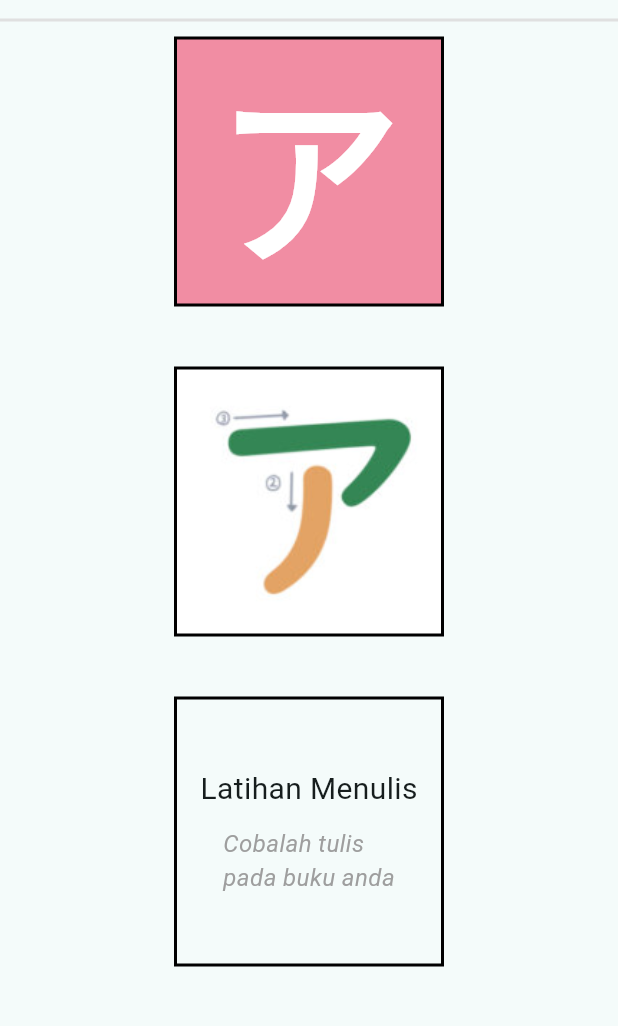
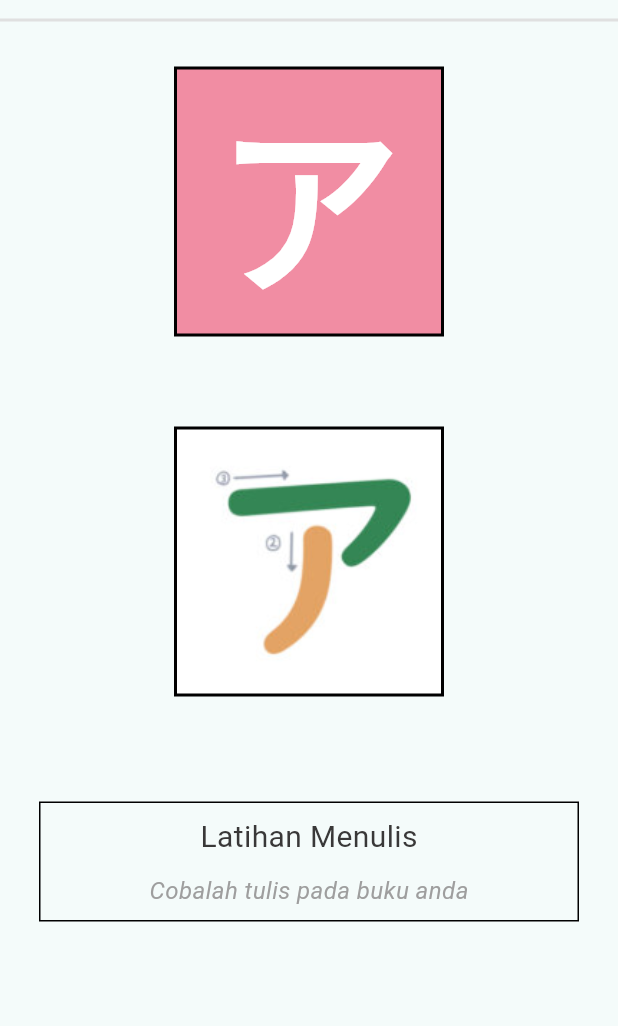
Before and after one commit to LawlietEL/nyuumon, a Flutter app: the DetailHurufKatakanaPage screen opened by its route, on a phone screen of 412 x 824 dp, the part 106-1132 px from its top. Run offline on Flutter 3.47's test engine with Material 3 defaults, Android fonts, the phone set to English and light mode, and no system bars; our stand-ins replace bloc, cloud_firestore, equatable, firebase_auth, firebase_core, flutter_bloc and 1 more; accounts and stored records are empty.

Commit message:
1. Ubah container detail huruf 2. Menambahkan container di bawah latihan menulis 3. hapus halaman edit profil dan sesuaikan router serta router_name

```diff
--- a/lib/pages/detail_huruf_katakana_page.dart
+++ b/lib/pages/detail_huruf_katakana_page.dart
@@ -51,7 +51,7 @@ class DetailHurufKatakanaPage extends StatelessWidget {
                       color: Colors.grey[300], // Warna abu-abu
                     ),
                     Padding(
-                      padding: const EdgeInsets.all(10),
+                      padding: const EdgeInsets.all(30),
                       child: Container(
                         width: 180,
                         height: 180,
@@ -99,14 +99,14 @@ class DetailHurufKatakanaPage extends StatelessWidget {
                         ),
                       ),
                     ),
-                    const SizedBox(height: 20),
+                    const SizedBox(height: 50),
                     Padding(
                       padding: const EdgeInsets.all(10),
                       child: Container(
-                        width: 180,
-                        height: 180,
+                        width: 360,
+                        height: 80,
                         decoration: BoxDecoration(
-                          border: Border.all(color: Colors.black, width: 2),
+                          border: Border.all(color: Colors.black, width: 1),
                         ),
                         child: Center(
                           child: Column(
@@ -114,12 +114,15 @@ class DetailHurufKatakanaPage extends StatelessWidget {
                             children: const [
                               Text(
                                 'Latihan Menulis',
-                                style: TextStyle(fontSize: 20),
+                                style: TextStyle(
+                                  fontSize: 20,
+                                  color: Color.fromARGB(255, 57, 56, 56),
+                                ),
                               ),
                               SizedBox(height: 10),
                               Center(
                                 child: Text(
-                                  'Cobalah tulis\npada buku anda',
+                                  'Cobalah tulis pada buku anda',
                                   style: TextStyle(
                                       fontSize: 16,
                                       color: Colors.grey,
--- a/lib/routes/route_name.dart
+++ b/lib/routes/route_name.dart
@@ -7,7 +7,6 @@ abstract class Routes {
   static const login = 'login';
   static const home = 'home';
   static const profil = 'profil';
-  static const edit_profile = 'edit_profile';
   static const change_password = 'change_password';
   static const belajar = 'belajar';
   static const tabel_hiragana = 'tabel_hiragana';
--- a/lib/routes/router.dart
+++ b/lib/routes/router.dart
@@ -6,7 +6,6 @@ import 'package:nyuumon/pages/change_password.dart';
 import 'package:nyuumon/pages/create_account_page.dart';
 import 'package:nyuumon/pages/detail_huruf_hiragana_page.dart';
 import 'package:nyuumon/pages/detail_huruf_katakana_page.dart';
-import 'package:nyuumon/pages/edit_profile_page.dart';
 import 'package:nyuumon/pages/forget_password_page.dart';
 import 'package:nyuumon/pages/game_matching_page.dart';
 import 'package:nyuumon/pages/game_memory_page.dart';
@@ -96,13 +95,6 @@ final GoRouter router = GoRouter(
           name: Routes.logout,
           builder: (BuildContext context, GoRouterState state) {
             return LoginPage();
-          },
-        ),
-        GoRoute(
-          path: '/edit_profile',
-          name: Routes.edit_profile,
-          builder: (BuildContext context, GoRouterState state) {
-            return EditProfilePage();
           },
         ),
         GoRoute(
```
Also changed, not shown: lib/pages/detail_huruf_hiragana_page.dart (+10 -7 lines), lib/pages/edit_profile_page.dart (deleted, +0 -152 lines), lib/pages/latihan_menulis_hirakata_page.dart (+14 -0 lines), lib/pages/profil_page.dart (+1 -30 lines).
